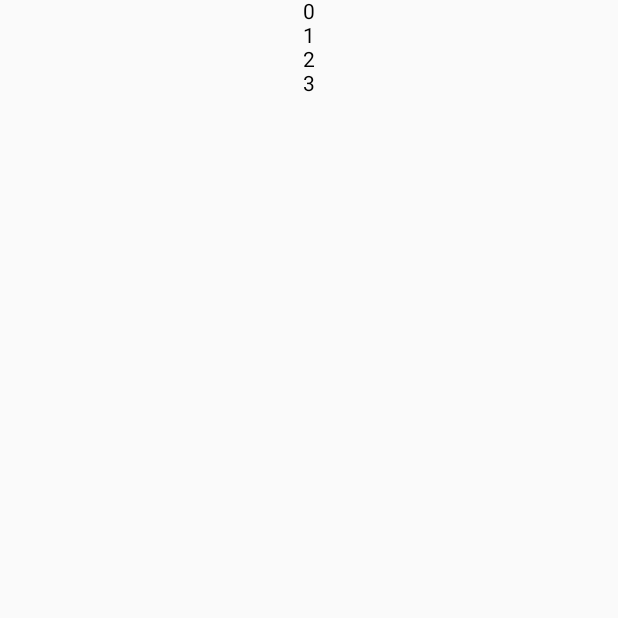
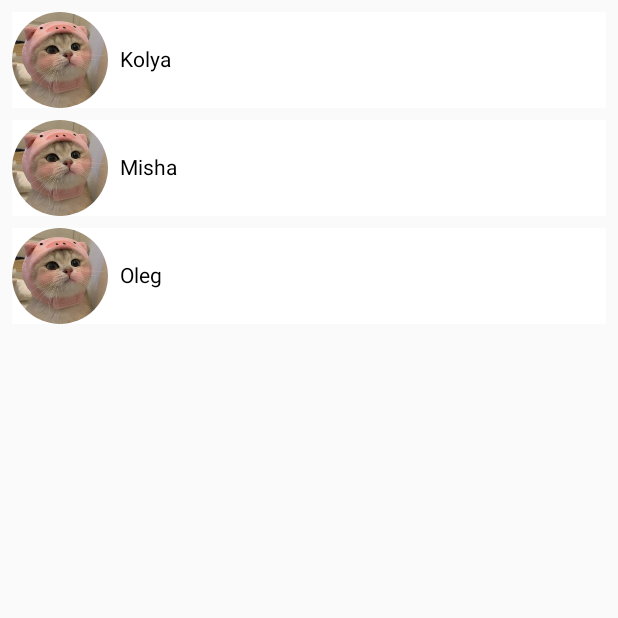
Before and after one commit to blastka/composeLearning, an Android app built with Jetpack Compose: the screen it shows after launch (MainActivity), on a phone screen of 412 x 824 dp, the top half of it. Before the commit the part shown is almost empty. Run offline under Robolectric (Android 15) with nearby library versions, the phone set to English and light mode, and no system bars.

Commit message:
7 lesson

```diff
--- /dev/null
+++ b/app/src/main/java/com/example/compose/Cats.kt
@@ -0,0 +1,6 @@
+package com.example.compose
+
+data class Cats (
+    val name: String,
+    val image: Int
+)
--- a/app/src/main/java/com/example/compose/MainActivity.kt
+++ b/app/src/main/java/com/example/compose/MainActivity.kt
@@ -5,6 +5,7 @@ import android.os.Bundle
 import androidx.activity.ComponentActivity
 import androidx.activity.compose.setContent
 import androidx.compose.foundation.Image
+import androidx.compose.foundation.background
 import androidx.compose.foundation.layout.Box
 import androidx.compose.foundation.layout.Column
 import androidx.compose.foundation.layout.Row
@@ -23,10 +24,12 @@ import androidx.compose.runtime.Composable
 import androidx.compose.ui.Alignment
 import androidx.compose.ui.Modifier
 import androidx.compose.ui.draw.clip
+import androidx.compose.ui.graphics.Color
 import androidx.compose.ui.layout.ContentScale
 import androidx.compose.ui.res.painterResource
 import androidx.compose.ui.tooling.preview.Preview
 import androidx.compose.ui.unit.dp
+import com.example.compose.ui.theme.Item
 
 class MainActivity : ComponentActivity() {
     override fun onCreate(savedInstanceState: Bundle?) {
@@ -40,10 +43,13 @@ class MainActivity : ComponentActivity() {
 @Preview
 @Composable
 private fun modif() {
-    LazyColumn(modifier = Modifier.fillMaxSize(),
-        horizontalAlignment = Alignment.CenterHorizontally){
-        itemsIndexed(listOf("1","2","3","4")){ index, item ->
-            Text("$index")
+    LazyColumn(modifier = Modifier.fillMaxWidth()
+        .padding(4.dp)
+    ) {
+        itemsIndexed(listOf(Cats("Kolya", R.drawable.image),
+            Cats("Misha", R.drawable.image),
+            Cats("Oleg", R.drawable.image))){ index, item ->
+            Item(item)
         }
     }
 }
--- /dev/null
+++ b/app/src/main/java/com/example/compose/ui/theme/Item.kt
@@ -0,0 +1,44 @@
+package com.example.compose.ui.theme
+
+import androidx.compose.foundation.Image
+import androidx.compose.foundation.background
+import androidx.compose.foundation.layout.Arrangement
+import androidx.compose.foundation.layout.Column
+import androidx.compose.foundation.layout.Row
+import androidx.compose.foundation.layout.fillMaxWidth
+import androidx.compose.foundation.layout.padding
+import androidx.compose.foundation.layout.size
+import androidx.compose.foundation.shape.CircleShape
+import androidx.compose.material3.Text
+import androidx.compose.runtime.Composable
+import androidx.compose.ui.Alignment
+import androidx.compose.ui.Modifier
+import androidx.compose.ui.draw.clip
+import androidx.compose.ui.graphics.Color
+import androidx.compose.ui.layout.ContentScale
+import androidx.compose.ui.res.painterResource
+import androidx.compose.ui.tooling.preview.Preview
+import androidx.compose.ui.unit.dp
+import com.example.compose.Cats
+
+@Composable
+fun Item(cats: Cats) {
+    Row(
+        horizontalArrangement = Arrangement.Start,
+        verticalAlignment = Alignment.CenterVertically,
+        modifier = Modifier
+            .padding(4.dp)
+            .background(Color.White)
+            .fillMaxWidth()
+    ) {
+        Image(painterResource(id = cats.image),
+            contentDescription = "image",
+            contentScale = ContentScale.Crop,
+            modifier = Modifier
+                .size(64.dp)
+                .clip(shape = CircleShape)
+        )
+        Text(cats.name,
+            modifier = Modifier.padding(start = 8.dp))
+    }
+}
```
